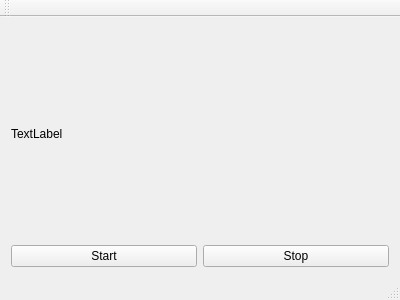
Above: mainwindow.ui from icoz/evo before the change. Below: the same form after it.
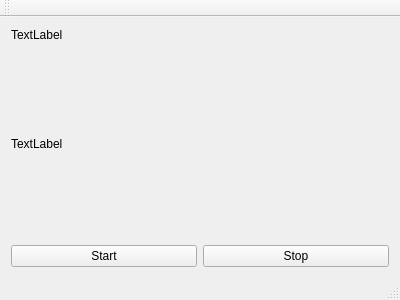
That is the form after the change.

Diff of the .ui file:
```diff
--- a/mainwindow.ui
+++ b/mainwindow.ui
@@ -15,6 +15,13 @@
   </property>
   <widget class="QWidget" name="centralWidget">
    <layout class="QVBoxLayout" name="verticalLayout">
+    <item>
+     <widget class="QLabel" name="lblCount">
+      <property name="text">
+       <string>TextLabel</string>
+      </property>
+     </widget>
+    </item>
     <item>
      <widget class="QLabel" name="label">
       <property name="sizePolicy">
```
